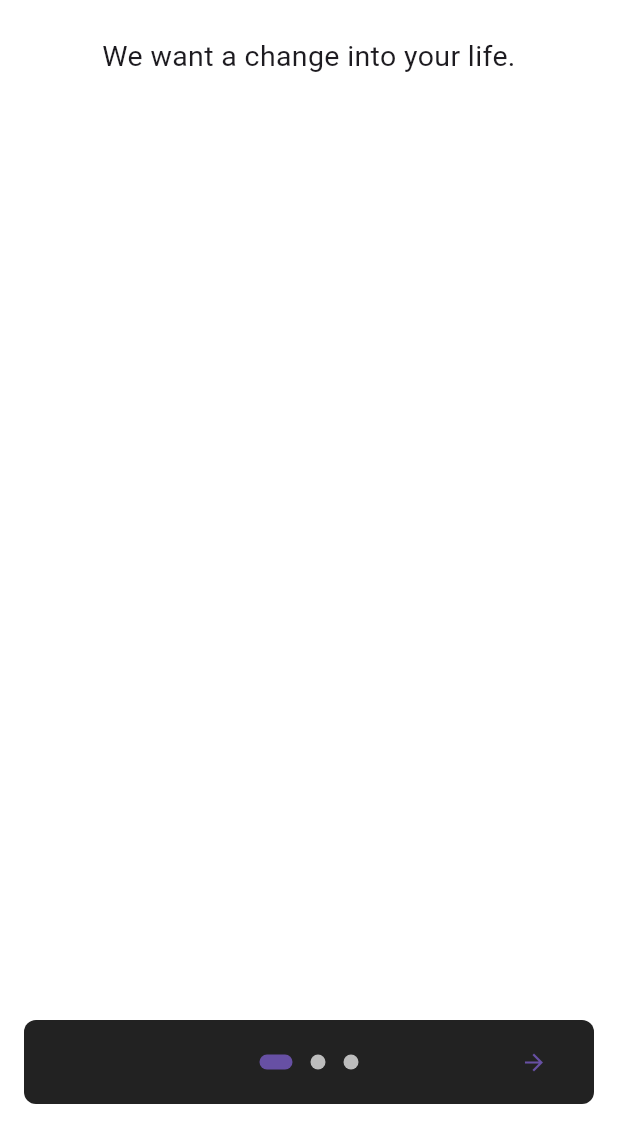
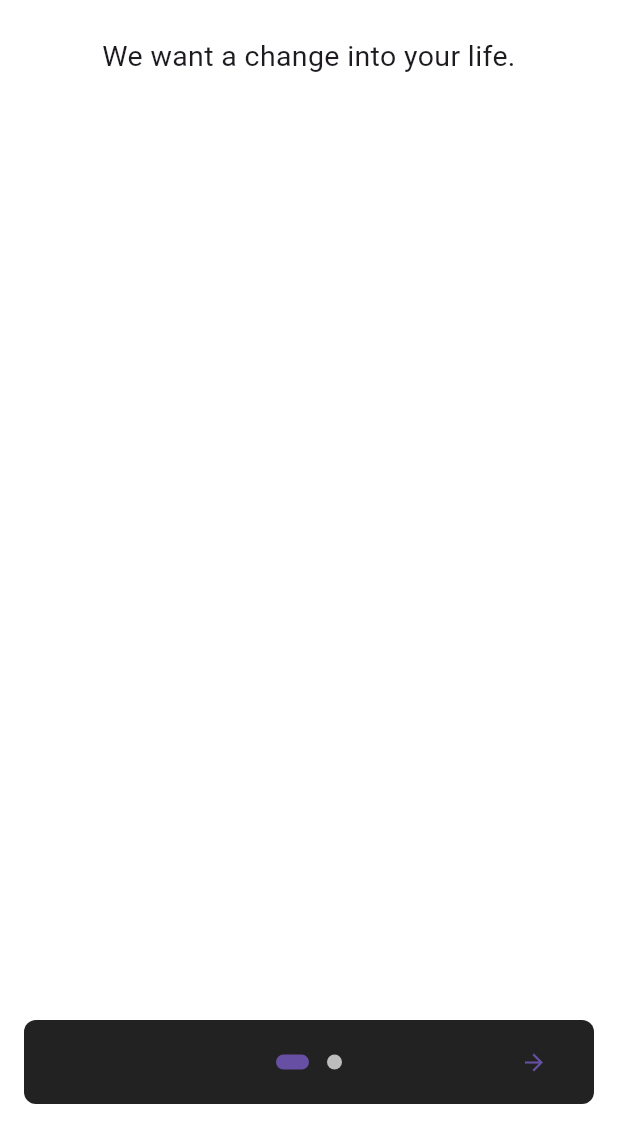
Before and after one commit to CerberusProgrammer/weight_tracker, a Flutter app: the screen it shows after launch, on a phone screen of 412 x 824 dp, the part 108-1236 px from its top. Run offline on Flutter 3.47's test engine with Material 2 defaults, Android fonts, the phone set to English and light mode, and no system bars; drawn by our look-alikes of introduction_screen; missing offline and left inert: mrx_charts.

Commit message:
This is going on good.

```diff
--- a/lib/introduction.dart
+++ b/lib/introduction.dart
@@ -4,9 +4,12 @@ import 'package:introduction_screen/introduction_screen.dart';
 import 'package:weight_tracker/weight.dart';
 
 class Introduction {
-  static const bodyStyle = TextStyle(fontSize: 19.0);
+  static final weight = TextEditingController();
 
-  static const pageDecoration = PageDecoration(
+  static List<PageViewModel> init() {
+    const bodyStyle = TextStyle(fontSize: 19.0);
+
+    const pageDecoration = PageDecoration(
       titleTextStyle: TextStyle(fontSize: 28.0, fontWeight: FontWeight.w700),
       bodyTextStyle: bodyStyle,
       bodyPadding: EdgeInsets.fromLTRB(16.0, 0.0, 16.0, 16.0),
@@ -14,9 +17,7 @@ class Introduction {
       imagePadding: EdgeInsets.zero,
     );
 
-  static final weight = TextEditingController();
-
-  static List<PageViewModel> pages = [
+    return [
       PageViewModel(
         title: "Welcome to Weight Tracker",
         body: "We want a change into your life.",
@@ -48,31 +49,6 @@ class Introduction {
               ),
             ),
           ))),
-    PageViewModel(
-      title: "Your new goal weight is here!",
-      bodyWidget: Row(
-        mainAxisAlignment: MainAxisAlignment.center,
-        children: const [
-          Text("According with your measures you need to weight \n",
-              style: bodyStyle),
-          Text(""),
-        ],
-      ),
-      decoration: pageDecoration.copyWith(
-        bodyFlex: 2,
-        imageFlex: 4,
-        bodyAlignment: Alignment.center,
-        imageAlignment: Alignment.topCenter,
-      ),
-    ),
     ];
-
-  Text calculateWeight(double weight) {
-    Text text = Text('');
-
-    Weight.MAX = weight + 50;
-    Weight.MIN = weight - 50;
-
-    return Text('{$Weight.MAX}');
   }
 }
--- a/lib/main.dart
+++ b/lib/main.dart
@@ -1,5 +1,6 @@
 import 'package:flutter/material.dart';
 import 'package:introduction_screen/introduction_screen.dart';
+import 'package:weight_tracker/weight.dart';
 import 'home.dart';
 import 'package:flutter/foundation.dart';
 
@@ -28,6 +29,11 @@ class _OnBoardingPageState extends State<OnBoardingPage> {
   final introKey = GlobalKey<IntroductionScreenState>();
 
   void _onIntroEnd(context) {
+    double weight = double.parse(Introduction.weight.text);
+    Weight.actualWeight = weight;
+    Weight.MAX = weight + 30;
+    Weight.MIN = weight - 30;
+
     Navigator.pushAndRemoveUntil(
       context,
       MaterialPageRoute(builder: (context) => const Home()),
@@ -48,7 +54,7 @@ class _OnBoardingPageState extends State<OnBoardingPage> {
           ),
         ),
       ),
-      pages: Introduction.pages,
+      pages: Introduction.init(),
       onDone: () => _onIntroEnd(context),
       showSkipButton: false,
       skipOrBackFlex: 0,
--- a/lib/weight.dart
+++ b/lib/weight.dart
@@ -2,8 +2,9 @@ class Weight {
   double weight;
   DateTime date;
 
-  static late final double MAX;
-  static late final double MIN;
+  static late double MAX;
+  static late double MIN;
+  static late double actualWeight;
 
   Weight(this.weight, this.date);
 
```
Also changed, not shown: lib/home.dart (+14 -13 lines), 1 other file. Lines whose indentation alone changed are shown as unchanged.
